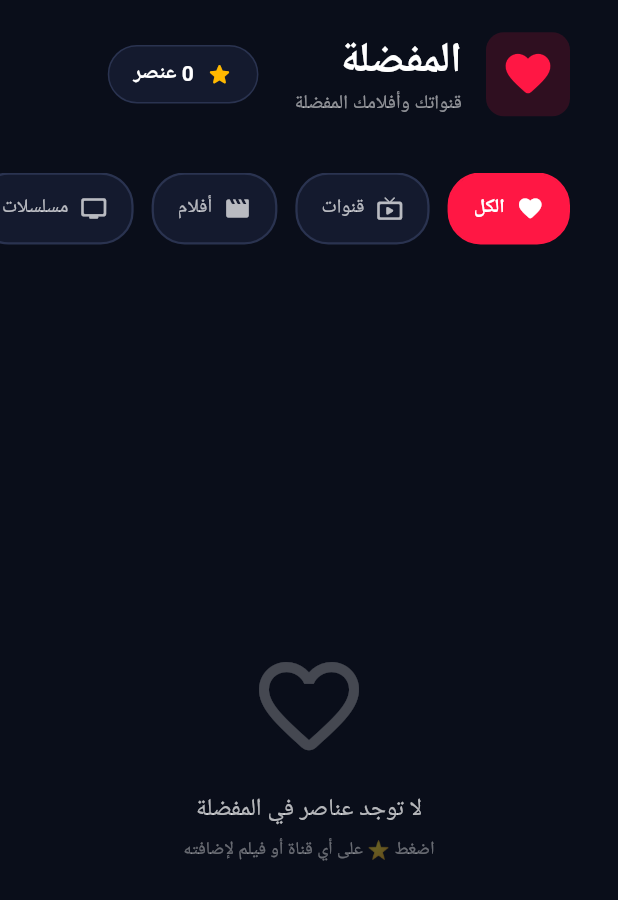
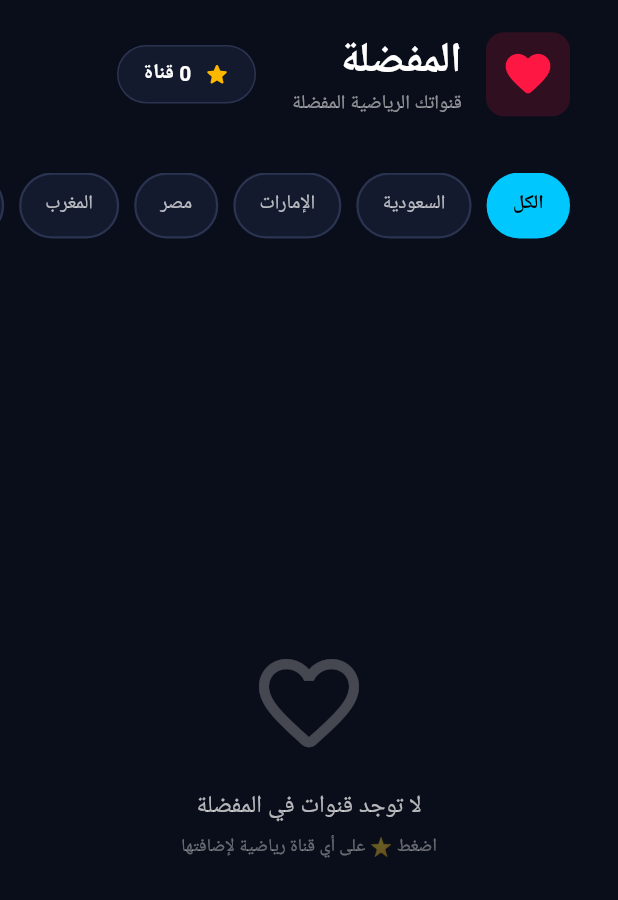
Before and after one commit to aarcmustafa/forja, a Flutter app: the FavoritesScreen screen opened directly, on a phone screen of 412 x 824 dp. Shown: the top 900 px of the screen. Run offline on Flutter 3.47's test engine with Material 3 defaults, Android fonts, the phone set to English and light mode, and no system bars; our stand-ins replace dio, flutter_riverpod, hive_flutter, shared_preferences; missing offline and left inert: media_kit, media_kit_video; accounts and stored records are empty; network calls fail; Roboto replaces fonts that are missing (Cairo).

Commit message:
Update favorites_screen.dart

```diff
--- a/client/lib/features/favorites/favorites_screen.dart
+++ b/client/lib/features/favorites/favorites_screen.dart
@@ -1,14 +1,14 @@
 import 'package:flutter/material.dart';
+import 'package:flutter/services.dart';
 import 'package:flutter_riverpod/flutter_riverpod.dart';
 
 import '../../data/models/channel.dart';
 import '../../data/providers/playlist_provider.dart';
 import '../../data/providers/favorites_provider.dart';
 import '../live_tv/widgets/channel_card.dart';
-import '../movies/movie_detail_screen.dart';
 import '../player/player_screen.dart';
 
-/// شاشة المفضلة
+/// شاشة المفضلة الرياضية
 class FavoritesScreen extends ConsumerStatefulWidget {
   const FavoritesScreen({super.key});
 
@@ -17,20 +17,20 @@ class FavoritesScreen extends ConsumerStatefulWidget {
 }
 
 class _FavoritesScreenState extends ConsumerState<FavoritesScreen> {
-  int _tabIndex = 0; // 0=الكل, 1=قنوات, 2=أفلام, 3=مسلسلات
+  String? _selectedCountry;
 
-  final List<String> _tabLabels = const [
-    'الكل',
-    'قنوات',
-    'أفلام',
-    'مسلسلات',
-  ];
-
-  final List<IconData> _tabIcons = const [
-    Icons.favorite_rounded,
-    Icons.live_tv_rounded,
-    Icons.movie_rounded,
-    Icons.tv_rounded,
+  // الدول العربية الشائعة
+  static const List<Map<String, String>> _countries = [
+    {'code': 'SA', 'label': 'السعودية'},
+    {'code': 'AE', 'label': 'الإمارات'},
+    {'code': 'EG', 'label': 'مصر'},
+    {'code': 'MA', 'label': 'المغرب'},
+    {'code': 'DZ', 'label': 'الجزائر'},
+    {'code': 'TN', 'label': 'تونس'},
+    {'code': 'IQ', 'label': 'العراق'},
+    {'code': 'KW', 'label': 'الكويت'},
+    {'code': 'QA', 'label': 'قطر'},
+    {'code': 'JO', 'label': 'الأردن'},
   ];
 
   @override
@@ -39,22 +39,14 @@ class _FavoritesScreenState extends ConsumerState<FavoritesScreen> {
     final all = ref.watch(playlistProvider).allChannels;
 
     // تجميع المفضلة
-    final favorites = all.where((c) => ids.contains(c.id)).toList();
-    final liveFavs =
-        favorites.where((c) => c.contentType == 'live').toList();
-    final movieFavs =
-        favorites.where((c) => c.contentType == 'movie').toList();
-    final seriesFavs =
-        favorites.where((c) => c.contentType == 'series').toList();
+    var favorites = all.where((c) => ids.contains(c.id)).toList();
 
-    // حسب التبويب
-    final currentList = switch (_tabIndex) {
-      0 => favorites,
-      1 => liveFavs,
-      2 => movieFavs,
-      3 => seriesFavs,
-      _ => favorites,
-    };
+    // فلتر الدولة
+    if (_selectedCountry != null) {
+      favorites = favorites
+          .where((c) => c.countryCode == _selectedCountry)
+          .toList();
+    }
 
     return Directionality(
       textDirection: TextDirection.rtl,
@@ -63,14 +55,14 @@ class _FavoritesScreenState extends ConsumerState<FavoritesScreen> {
         body: SafeArea(
           child: Column(
             children: [
-              _buildHeader(favorites.length),
+              _buildHeader(ids.length),
               const SizedBox(height: 16),
-              _buildTabs(),
+              _buildCountryFilters(),
               const SizedBox(height: 20),
               Expanded(
-                child: currentList.isEmpty
+                child: favorites.isEmpty
                     ? _buildEmpty()
-                    : _buildGrid(currentList),
+                    : _buildGrid(favorites),
               ),
             ],
           ),
@@ -112,7 +104,7 @@ class _FavoritesScreenState extends ConsumerState<FavoritesScreen> {
                 ),
               ),
               Text(
-                'قنواتك وأفلامك المفضلة',
+                'قنواتك الرياضية المفضلة',
                 style: TextStyle(color: Colors.white54, fontSize: 13),
               ),
             ],
@@ -135,7 +127,7 @@ class _FavoritesScreenState extends ConsumerState<FavoritesScreen> {
                 ),
                 const SizedBox(width: 8),
                 Text(
-                  '$total عنصر',
+                  '$total قناة',
                   style: const TextStyle(
                     color: Colors.white,
                     fontSize: 14,
@@ -151,22 +143,29 @@ class _FavoritesScreenState extends ConsumerState<FavoritesScreen> {
   }
 
   // ==========================================================
-  //  التبويبات
+  //  فلاتر الدول
   // ==========================================================
-  Widget _buildTabs() {
+  Widget _buildCountryFilters() {
     return SizedBox(
-      height: 48,
+      height: 44,
       child: ListView.separated(
         scrollDirection: Axis.horizontal,
         padding: const EdgeInsets.symmetric(horizontal: 32),
-        itemCount: _tabLabels.length,
-        separatorBuilder: (_, __) => const SizedBox(width: 12),
+        itemCount: _countries.length + 1,
+        separatorBuilder: (_, __) => const SizedBox(width: 10),
         itemBuilder: (context, i) {
-          return _TabButton(
-            label: _tabLabels[i],
-            icon: _tabIcons[i],
-            isSelected: _tabIndex == i,
-            onTap: () => setState(() => _tabIndex = i),
+          if (i == 0) {
+            return _CountryChip(
+              label: 'الكل',
+              isSelected: _selectedCountry == null,
+              onTap: () => setState(() => _selectedCountry = null),
+            );
+          }
+          final c = _countries[i - 1];
+          return _CountryChip(
+            label: c['label']!,
+            isSelected: _selectedCountry == c['code'],
+            onTap: () => setState(() => _selectedCountry = c['code']),
           );
         },
       ),
@@ -188,12 +187,12 @@ class _FavoritesScreenState extends ConsumerState<FavoritesScreen> {
           ),
           SizedBox(height: 16),
           Text(
-            'لا توجد عناصر في المفضلة',
+            'لا توجد قنوات في المفضلة',
             style: TextStyle(color: Colors.white70, fontSize: 16),
           ),
           SizedBox(height: 6),
           Text(
-            'اضغط ⭐ على أي قناة أو فيلم لإضافته',
+            'اضغط ⭐ على أي قناة رياضية لإضافتها',
             style: TextStyle(color: Colors.white38, fontSize: 12),
           ),
         ],
@@ -211,7 +210,7 @@ class _FavoritesScreenState extends ConsumerState<FavoritesScreen> {
         maxCrossAxisExtent: 200,
         crossAxisSpacing: 16,
         mainAxisSpacing: 16,
-        childAspectRatio: 0.75,
+        childAspectRatio: 0.95,
       ),
       itemCount: items.length,
       itemBuilder: (context, i) {
@@ -221,10 +220,9 @@ class _FavoritesScreenState extends ConsumerState<FavoritesScreen> {
             ChannelCard(
               channel: item,
               width: 200,
-              height: 270,
-              onTap: () => _openItem(item),
+              height: 200,
+              onTap: () => _openChannel(item),
             ),
-            // زر الإزالة
             Positioned(
               top: 8,
               left: 8,
@@ -242,50 +240,39 @@ class _FavoritesScreenState extends ConsumerState<FavoritesScreen> {
     );
   }
 
-  void _openItem(Channel item) {
-    if (item.contentType == 'movie') {
-      Navigator.push(
-        context,
-        MaterialPageRoute(
-          builder: (_) => MovieDetailScreen(movie: item),
-        ),
-      );
-    } else {
+  void _openChannel(Channel channel) {
     Navigator.push(
       context,
       MaterialPageRoute(
         builder: (_) => PlayerScreen(
-            streamUrl: item.streamUrl,
-            channelName: item.name,
-            channelLogo: item.logo,
+          streamUrl: channel.streamUrl,
+          channelName: channel.name,
+          channelLogo: channel.logo,
         ),
       ),
     );
   }
 }
-}
 
 // ==========================================================
-//  زر التبويب
+//  شريحة الدولة
 // ==========================================================
-class _TabButton extends StatefulWidget {
+class _CountryChip extends StatefulWidget {
   final String label;
-  final IconData icon;
   final bool isSelected;
   final VoidCallback onTap;
 
-  const _TabButton({
+  const _CountryChip({
     required this.label,
-    required this.icon,
     required this.isSelected,
     required this.onTap,
   });
 
   @override
-  State<_TabButton> createState() => _TabButtonState();
+  State<_CountryChip> createState() => _CountryChipState();
 }
 
-class _TabButtonState extends State<_TabButton> {
+class _CountryChipState extends State<_CountryChip> {
   bool _isFocused = false;
 
   @override
@@ -313,44 +300,25 @@ class _TabButtonState extends State<_TabButton> {
           ),
           decoration: BoxDecoration(
             color: active
-                ? const Color(0xFFFF1744)
+                ? const Color(0xFF00C8FF)
                 : const Color(0xFF141A2E),
             borderRadius: BorderRadius.circular(22),
             border: Border.all(
               color: _isFocused
                   ? Colors.white
                   : active
-                      ? const Color(0xFFFF1744)
+                      ? const Color(0xFF00C8FF)
                       : const Color(0xFF2A3350),
               width: _isFocused ? 2.5 : 1.5,
             ),
-            boxShadow: _isFocused
-                ? [
-                    BoxShadow(
-                      color: const Color(0xFFFF1744).withOpacity(0.5),
-                      blurRadius: 14,
           ),
-                  ]
-                : [],
-          ),
-          child: Row(
-            mainAxisSize: MainAxisSize.min,
-            children: [
-              Icon(
-                widget.icon,
-                color: active ? Colors.white : Colors.white70,
-                size: 18,
-              ),
-              const SizedBox(width: 8),
-              Text(
+          child: Text(
             widget.label,
             style: TextStyle(
-                  color: active ? Colors.white : Colors.white70,
+              color: active ? Colors.black : Colors.white70,
               fontSize: 13,
               fontWeight: active ? FontWeight.bold : FontWeight.w500,
             ),
-              ),
-            ],
           ),
         ),
       ),
@@ -412,125 +380,3 @@ class _RemoveButtonState extends State<_RemoveButton> {
     );
   }
 }
-
-// ==========================================================
-//  دالة مساعدة: زر المفضلة القابل للاستخدام في أي مكان
-// ==========================================================
-class FavoriteButton extends ConsumerWidget {
-  final String channelId;
-  final double size;
-  final bool showLabel;
-
-  const FavoriteButton({
-    super.key,
-    required this.channelId,
-    this.size = 44,
-    this.showLabel = false,
-  });
-
-  @override
-  Widget build(BuildContext context, WidgetRef ref) {
-    final isFav = ref.watch(favoritesProvider).contains(channelId);
-
-    return _FavoriteButtonInner(
-      isFavorite: isFav,
-      size: size,
-      showLabel: showLabel,
-      onTap: () {
-        ref.read(favoritesProvider.notifier).toggle(channelId);
-      },
-    );
-  }
-}
-
-class _FavoriteButtonInner extends StatefulWidget {
-  final bool isFavorite;
-  final double size;
-  final bool showLabel;
-  final VoidCallback onTap;
-
-  const _FavoriteButtonInner({
-    required this.isFavorite,
-    required this.size,
-    required this.showLabel,
-    required this.onTap,
-  });
-
-  @override
-  State<_FavoriteButtonInner> createState() => _FavoriteButtonInnerState();
-}
-
-class _FavoriteButtonInnerState extends State<_FavoriteButtonInner> {
-  bool _isFocused = false;
-
-  @override
-  Widget build(BuildContext context) {
-    final active = widget.isFavorite || _isFocused;
-
-    return Focus(
-      onFocusChange: (h) => setState(() => _isFocused = h),
-      onKeyEvent: (node, event) {
-        if (event is KeyDownEvent) {
-          final key = event.logicalKey.keyLabel;
-          if (key == 'Select' || key == 'Enter' || key == 'Space') {
-            widget.onTap();
-          }
-        }
-        return KeyEventResult.ignored;
-      },
-      child: GestureDetector(
-        onTap: widget.onTap,
-        child: AnimatedContainer(
-          duration: const Duration(milliseconds: 150),
-          width: widget.showLabel ? null : widget.size,
-          height: widget.size,
-          padding: widget.showLabel
-              ? const EdgeInsets.symmetric(horizontal: 20)
-              : null,
-          decoration: BoxDecoration(
-            color: active
-                ? const Color(0xFFFF1744)
-                : const Color(0xFF141A2E),
-            borderRadius: BorderRadius.circular(12),
-            border: Border.all(
-              color: _isFocused ? Colors.white : const Color(0xFF2A3350),
-              width: _isFocused ? 2 : 1,
-            ),
-            boxShadow: _isFocused
-                ? [
-                    BoxShadow(
-                      color: const Color(0xFFFF1744).withOpacity(0.5),
-                      blurRadius: 14,
-                    ),
-                  ]
-                : [],
-          ),
-          child: Row(
-            mainAxisSize: MainAxisSize.min,
-            mainAxisAlignment: MainAxisAlignment.center,
-            children: [
-              Icon(
-                widget.isFavorite
-                    ? Icons.favorite_rounded
-                    : Icons.favorite_border_rounded,
-                color: active ? Colors.white : Colors.white70,
-                size: widget.size * 0.5,
-              ),
-              if (widget.showLabel) ...[
-                const SizedBox(width: 8),
-                Text(
-                  widget.isFavorite ? 'في المفضلة' : 'أضف للمفضلة',
-                  style: TextStyle(
-                    color: active ? Colors.white : Colors.white70,
-                    fontSize: 14,
-                    fontWeight: FontWeight.bold,
-                  ),
-                ),
-              ],
-            ],
-          ),
-        ),
-      ),
-    );
-  }
-}
```
Lines whose indentation alone changed are shown as unchanged.
